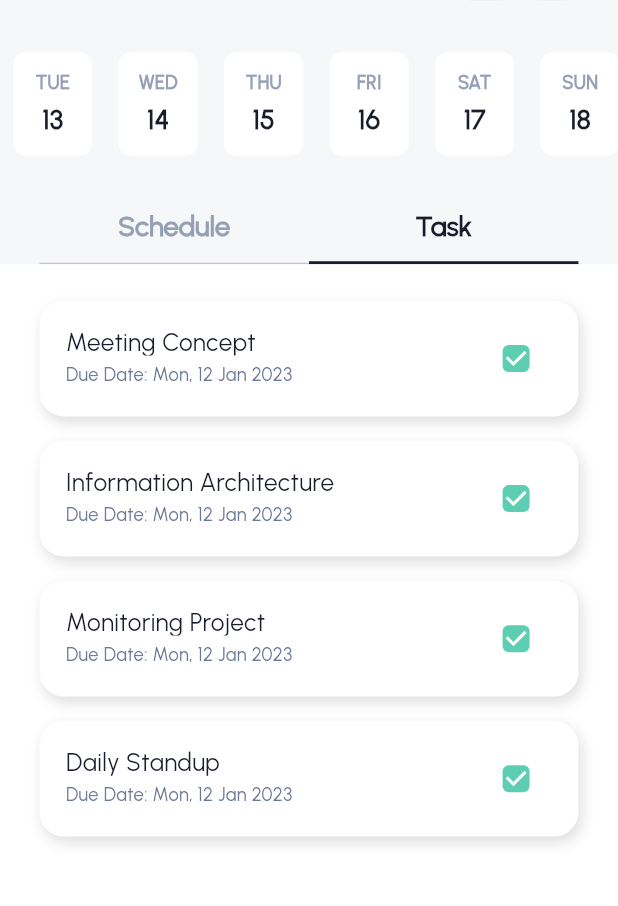
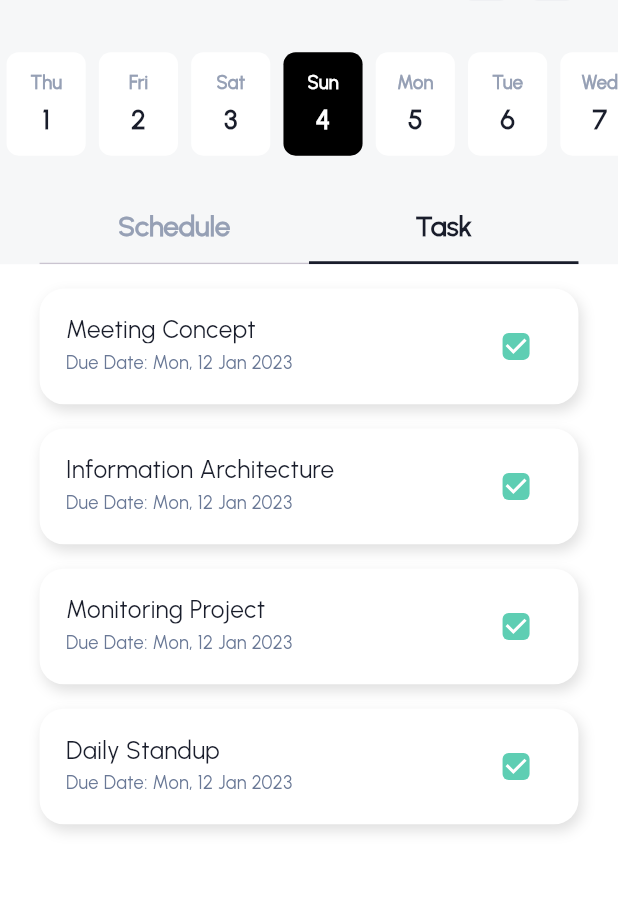
Before and after one commit to shalabym970/management_app_task, a Flutter app: the CalendarView screen opened directly, tab 2 chosen, on a phone screen of 412 x 824 dp, the part 99-1005 px from its top. Run offline on Flutter 3.47's test engine with Material 3 defaults, Android fonts, the phone set to English and light mode, and no system bars; our stand-ins replace fl_chart, flutter_screenutil, flutter_svg, get, table_calendar.

Commit message:
finished calendar

```diff
--- /dev/null
+++ b/lib/app/models/task_model.dart
@@ -0,0 +1,9 @@
+class Task {
+  final String title;
+  final String date;
+
+  Task({
+    required this.title,
+    required this.date,
+  });
+}
--- a/lib/app/modules/calendar/controllers/calendar_controller.dart
+++ b/lib/app/modules/calendar/controllers/calendar_controller.dart
@@ -2,6 +2,7 @@ import 'package:flutter/material.dart';
 import 'package:get/get.dart';
 
 import '../../../../common/color_manager.dart';
+import '../../../models/task_model.dart';
 import '../../../models/time_slot_model.dart';
 
 class CalendarController extends GetxController
@@ -9,6 +10,7 @@ class CalendarController extends GetxController
   late TabController tabController;
   final focusedDay = DateTime.now().obs;
   final selectedDay = DateTime.now().obs;
+  final daysInMonth = <DateTime>[].obs;
 
   final List<TimeSlot> timeSlots = [
     TimeSlot(
@@ -28,9 +30,58 @@ class CalendarController extends GetxController
         markColor: AppColors.darkGreen),
   ];
 
+  final List<Task> tasks = [
+    Task(title: 'Meeting Concept', date: 'Due Date: Mon, 12 Jan 2023'),
+    Task(title: 'Information Architecture', date: 'Due Date: Mon, 12 Jan 2023'),
+    Task(title: 'Monitoring Project', date: 'Due Date: Mon, 12 Jan 2023'),
+    Task(title: 'Daily Standup', date: 'Due Date: Mon, 12 Jan 2023'),
+  ];
+
+  void generateDaysInMonth({required DateTime date}) {
+    final lastDay = DateTime(date.year, date.month + 1, 0);
+
+    daysInMonth.value = List<DateTime>.generate(
+      lastDay.day,
+      (i) => DateTime(date.year, date.month, i + 1),
+    );
+  }
+
+  void onDaySelected({required DateTime day}) {
+    selectedDay.value = day;
+    focusedDay.value = day;
+    generateDaysInMonth(date: selectedDay.value);
+  }
+
+  bool isSameDay(DateTime a, DateTime b) {
+    return a.year == b.year && a.month == b.month && a.day == b.day;
+  }
+
+  void selectPreviousDay() {
+    if (daysInMonth.isNotEmpty) {
+      int currentIndex = daysInMonth.indexOf(selectedDay.value);
+      if (currentIndex > 0) {
+        selectedDay.value = daysInMonth[currentIndex - 1];
+        focusedDay.value = selectedDay.value;
+        generateDaysInMonth(date: selectedDay.value);
+      }
+    }
+  }
+
+  void selectNextDay() {
+    if (daysInMonth.isNotEmpty) {
+      int currentIndex = daysInMonth.indexOf(selectedDay.value);
+      if (currentIndex < daysInMonth.length - 1) {
+        selectedDay.value = daysInMonth[currentIndex + 1];
+        focusedDay.value = selectedDay.value;
+        generateDaysInMonth(date: selectedDay.value);
+      }
+    }
+  }
+
   @override
   void onInit() {
     tabController = TabController(length: 2, vsync: this);
+    generateDaysInMonth(date: selectedDay.value);
     super.onInit();
   }
 
--- a/lib/app/modules/calendar/views/calendar_view.dart
+++ b/lib/app/modules/calendar/views/calendar_view.dart
@@ -8,7 +8,7 @@ import '../controllers/calendar_controller.dart';
 import '../widget/custom_calendar.dart';
 import '../widget/day_subsequent_list/day_subsequent_list_widget.dart';
 import '../widget/schedule/schedule.dart';
-import '../widget/tasks/task.dart';
+import '../widget/tasks/task_list_widget.dart';
 import 'package:intl/intl.dart' as intl;
 
 class CalendarView extends GetView<CalendarController> {
@@ -44,8 +44,10 @@ class CalendarView extends GetView<CalendarController> {
                 showCustomBottomSheet(context);
               },
             ),
-            const Spacer(), // Spacer to push the icons to the right
-            Container(
+            const Spacer(),
+            GestureDetector(
+              onTap: () => controller.selectPreviousDay(),
+              child: Container(
                 width: 32.w,
                 height: 32,
                 decoration: BoxDecoration(
@@ -57,8 +59,11 @@ class CalendarView extends GetView<CalendarController> {
                 ),
                 child: Icon(Icons.arrow_back_ios_rounded, size: 16.sp),
               ),
+            ),
             SizedBox(width: 8.w),
-            Container(
+            GestureDetector(
+              onTap: () => controller.selectNextDay(),
+              child: Container(
                 width: 32.w,
                 height: 32,
                 decoration: BoxDecoration(
@@ -69,6 +74,7 @@ class CalendarView extends GetView<CalendarController> {
                   borderRadius: BorderRadius.circular(8.r),
                 ),
                 child: Icon(Icons.arrow_forward_ios_outlined, size: 16.sp),
+              ),
             ),
           ],
         ),
@@ -105,7 +111,7 @@ class CalendarView extends GetView<CalendarController> {
           controller: controller.tabController,
           children: const [
             Schedule(),
-            Task(),
+            TaskListWidget(),
           ],
         ),
       ),
--- a/lib/app/modules/calendar/widget/custom_calendar.dart
+++ b/lib/app/modules/calendar/widget/custom_calendar.dart
@@ -85,6 +85,8 @@ class CustomCalendar extends GetView<CalendarController> {
                       firstDay: DateTime.utc(2010, 10, 16),
                       lastDay: DateTime.utc(2030, 3, 14),
                       focusedDay: controller.focusedDay.value,
+                      selectedDayPredicate: (day) =>
+                          isSameDay(day, controller.selectedDay.value),
                       daysOfWeekVisible: false,
                       weekNumbersVisible: false,
                       calendarStyle: CalendarStyle(
@@ -99,8 +101,7 @@ class CustomCalendar extends GetView<CalendarController> {
                             color: AppColors.textColor,
                           ),
                           selectedDecoration: const BoxDecoration(
-                            color: Color(0xff191D2B),
-                          ),
+                              color: Color(0xff191D2B), shape: BoxShape.circle),
                           todayDecoration: const BoxDecoration(
                             color: Color(0xff191D2B),
                             shape: BoxShape.circle,
@@ -120,6 +121,8 @@ class CustomCalendar extends GetView<CalendarController> {
                       onDaySelected: (selectedDay, focusedDay) {
                         controller.selectedDay.value = selectedDay;
                         controller.focusedDay.value = focusedDay;
+                        controller.generateDaysInMonth(
+                            date: controller.selectedDay.value);
                       },
                     )),
               ),
@@ -138,7 +141,7 @@ class CustomCalendar extends GetView<CalendarController> {
                   ),
                   buttonColor: AppColors.textColor,
                   onPressed: () {
-                   Get.back();
+                    Get.back();
                   },
                 ),
               ),
--- a/lib/app/modules/calendar/widget/day_subsequent_list/day_subsequent_container.dart
+++ /dev/null
@@ -1,44 +0,0 @@
-import 'package:flutter/cupertino.dart';
-import 'package:flutter_screenutil/flutter_screenutil.dart';
-
-import '../../../../../common/color_manager.dart';
-
-class DaySubsequentContainer extends StatelessWidget {
-  const DaySubsequentContainer({super.key, required this.day, required this.date});
-final String day;
-final String date;
-  @override
-  Widget build(BuildContext context) {
-    return Container(
-      width: 48.w,
-      margin: EdgeInsets.symmetric(horizontal: 8.w),
-      decoration: BoxDecoration(
-        color: AppColors.white,
-        borderRadius: BorderRadius.circular(8.r),
-      ),
-      child: Column(
-        mainAxisAlignment: MainAxisAlignment.center,
-        children: [
-          Text(
-            day,
-            style: TextStyle(
-              color: AppColors.hintColor,
-              fontSize: 12.sp,
-              fontWeight: FontWeight.w700,
-            ),
-          ),
-          SizedBox(height: 4.h),
-          Text(
-            date,
-            style: TextStyle(
-              color: AppColors.textColor,
-              fontWeight: FontWeight.w700,
-              fontSize: 16.w,
-            ),
-          ),
-        ],
-      ),
-    );
-    ;
-  }
-}
--- /dev/null
+++ b/lib/app/modules/calendar/widget/day_subsequent_list/day_subsequent_list_item_widget.dart
@@ -0,0 +1,50 @@
+import 'package:flutter/cupertino.dart';
+import 'package:flutter_screenutil/flutter_screenutil.dart';
+import 'package:get/get_state_manager/src/simple/get_view.dart';
+import 'package:intl/intl.dart' as intl;
+import '../../../../../common/color_manager.dart';
+import '../../controllers/calendar_controller.dart';
+
+class DaySubsequentListItem extends GetView<CalendarController> {
+  const DaySubsequentListItem(
+      {super.key, required this.day, required this.isSelected});
+
+  final DateTime day;
+  final bool isSelected;
+
+  @override
+  Widget build(BuildContext context) {
+    return GestureDetector(
+        onTap: () => controller.onDaySelected(day: day),
+        child: Container(
+          width: 48.w,
+          margin: EdgeInsets.symmetric(horizontal: 4.w),
+          decoration: BoxDecoration(
+            color: isSelected ? AppColors.black : AppColors.white,
+            borderRadius: BorderRadius.circular(8.r),
+          ),
+          child: Column(
+            mainAxisAlignment: MainAxisAlignment.center,
+            children: [
+              Text(
+                intl.DateFormat.E().format(day),
+                style: TextStyle(
+                  color: isSelected ? AppColors.white : AppColors.hintColor,
+                  fontSize: 12.sp,
+                  fontWeight: FontWeight.w700,
+                ),
+              ),
+              SizedBox(height: 4.h),
+              Text(
+                intl.DateFormat.d().format(day),
+                style: TextStyle(
+                  color: isSelected ? AppColors.white : AppColors.textColor,
+                  fontWeight: FontWeight.w700,
+                  fontSize: 16.w,
+                ),
+              ),
+            ],
+          ),
+        ));
+  }
+}
--- a/lib/app/modules/calendar/widget/day_subsequent_list/day_subsequent_list_widget.dart
+++ b/lib/app/modules/calendar/widget/day_subsequent_list/day_subsequent_list_widget.dart
@@ -1,26 +1,30 @@
 import 'package:flutter/cupertino.dart';
 import 'package:flutter_screenutil/flutter_screenutil.dart';
+import 'package:get/get_state_manager/src/rx_flutter/rx_obx_widget.dart';
+import 'package:get/get_state_manager/src/simple/get_view.dart';
+import '../../controllers/calendar_controller.dart';
+import 'day_subsequent_list_item_widget.dart';
 
-import 'day_subsequent_container.dart';
-
-class DaySubsequentListWidget extends StatelessWidget {
+class DaySubsequentListWidget extends GetView<CalendarController> {
   const DaySubsequentListWidget({super.key});
 
   @override
   Widget build(BuildContext context) {
     return SizedBox(
-      height: 68.h,
-      child: ListView(
-        scrollDirection: Axis.horizontal,
-        children: const [
-          DaySubsequentContainer(day: 'TUE', date: '13'),
-          DaySubsequentContainer(day: 'WED', date: '14'),
-          DaySubsequentContainer(day: 'THU', date: '15'),
-          DaySubsequentContainer(day: 'FRI', date: '16'),
-          DaySubsequentContainer(day: 'SAT', date: '17'),
-          DaySubsequentContainer(day: 'SUN', date: '18'),
-        ],
-      ),
+      height: 68.h, // Adjust the height as needed
+      child: Obx(() => ListView.builder(
+            scrollDirection: Axis.horizontal,
+            itemCount: controller.daysInMonth.length,
+            itemBuilder: (context, index) {
+              final day = controller.daysInMonth[index];
+              final isSelected =
+                  controller.isSameDay(day, controller.selectedDay.value);
+              return DaySubsequentListItem(
+                day: day,
+                isSelected: isSelected,
+              );
+            },
+          )),
     );
   }
 }
--- a/lib/app/modules/calendar/widget/tasks/custom_task_card.dart
+++ b/lib/app/modules/calendar/widget/tasks/custom_task_card.dart
@@ -1,22 +1,21 @@
 import 'package:flutter/material.dart';
 import 'package:flutter_screenutil/flutter_screenutil.dart';
 import '../../../../../common/color_manager.dart';
+import '../../../../models/task_model.dart';
 
-class CustomCard extends StatefulWidget {
-  final String topText;
-  final String bottomText;
+class CustomTaskCard extends StatefulWidget {
+  final Task task;
 
-  const CustomCard({
+  const CustomTaskCard({
     super.key,
-    required this.topText,
-    required this.bottomText,
+    required this.task,
   });
 
   @override
-  State<CustomCard> createState() => _CustomCardState();
+  State<CustomTaskCard> createState() => _CustomTaskCardState();
 }
 
-class _CustomCardState extends State<CustomCard> {
+class _CustomTaskCardState extends State<CustomTaskCard> {
   bool _isChecked = true;
 
   @override
@@ -44,7 +43,7 @@ class _CustomCardState extends State<CustomCard> {
             children: [
               Expanded(
                 child: Text(
-                  widget.topText,
+                  widget.task.title,
                   style: TextStyle(
                       fontWeight: FontWeight.w500,
                       color: AppColors.textColor,
@@ -54,7 +53,7 @@ class _CustomCardState extends State<CustomCard> {
               SizedBox(height: 4.h), // Space between the texts
               Expanded(
                 child: Text(
-                  widget.bottomText,
+                  widget.task.date,
                   style: TextStyle(
                       color: AppColors.disableIconColor,
                       fontSize: 12.sp,
--- a/lib/app/modules/calendar/widget/tasks/task.dart
+++ /dev/null
@@ -1,50 +0,0 @@
-import 'package:flutter/material.dart';
-import 'package:flutter_screenutil/flutter_screenutil.dart';
-import '../../../../../common/color_manager.dart';
-import 'custom_task_card.dart';
-
-class Task extends StatelessWidget {
-  const Task({Key? key}) : super(key: key);
-
-  @override
-  Widget build(BuildContext context) {
-    return Scaffold(
-      backgroundColor: AppColors.white,
-      body: ListView(
-        padding: EdgeInsets.symmetric(vertical: 24.h, horizontal: 24.w),
-        primary: false,
-        shrinkWrap: false,
-        children: [
-          Padding(
-            padding: EdgeInsets.only(bottom: 16.h),
-            child: const CustomCard(
-              topText: 'Meeting Concept',
-              bottomText: 'Due Date: Mon, 12 Jan 2023',
-            ),
-          ),
-          Padding(
-            padding: EdgeInsets.only(bottom: 16.h),
-            child: const CustomCard(
-              topText: 'Information Architecture',
-              bottomText: 'Due Date: Mon, 12 Jan 2023',
-            ),
-          ),
-          Padding(
-            padding: EdgeInsets.only(bottom: 16.h),
-            child: const CustomCard(
-              topText: 'Monitoring Project',
-              bottomText: 'Due Date: Mon, 12 Jan 2023',
-            ),
-          ),
-          Padding(
-            padding: EdgeInsets.only(bottom: 16.h),
-            child: const CustomCard(
-              topText: 'Daily Standup',
-              bottomText: 'Due Date: Mon, 12 Jan 2023',
-            ),
-          ),
-        ],
-      ),
-    );
-  }
-}
--- /dev/null
+++ b/lib/app/modules/calendar/widget/tasks/task_list_widget.dart
@@ -0,0 +1,30 @@
+import 'package:flutter/material.dart';
+import 'package:flutter_screenutil/flutter_screenutil.dart';
+import 'package:get/get.dart';
+import 'package:getx_mvc_templet/app/modules/calendar/controllers/calendar_controller.dart';
+import '../../../../../common/color_manager.dart';
+import '../../../../models/task_model.dart';
+import 'custom_task_card.dart';
+
+class TaskListWidget extends GetView<CalendarController> {
+  const TaskListWidget({Key? key}) : super(key: key);
+
+  @override
+  Widget build(BuildContext context) {
+    return Scaffold(
+        backgroundColor: AppColors.white,
+        body: ListView.builder(
+          padding: EdgeInsets.symmetric(horizontal: 24.w),
+          primary: false,
+          shrinkWrap: true,
+          itemCount: controller.tasks.length,
+          itemBuilder: ((_, index) {
+            Task task = controller.tasks.elementAt(index);
+            return Padding(
+              padding: EdgeInsets.only(top: 16.h),
+              child: CustomTaskCard(task: task),
+            );
+          }),
+        ));
+  }
+}
```
Also changed, not shown: lib/app/models/model.dart (deleted). Lines whose indentation alone changed are shown as unchanged.
